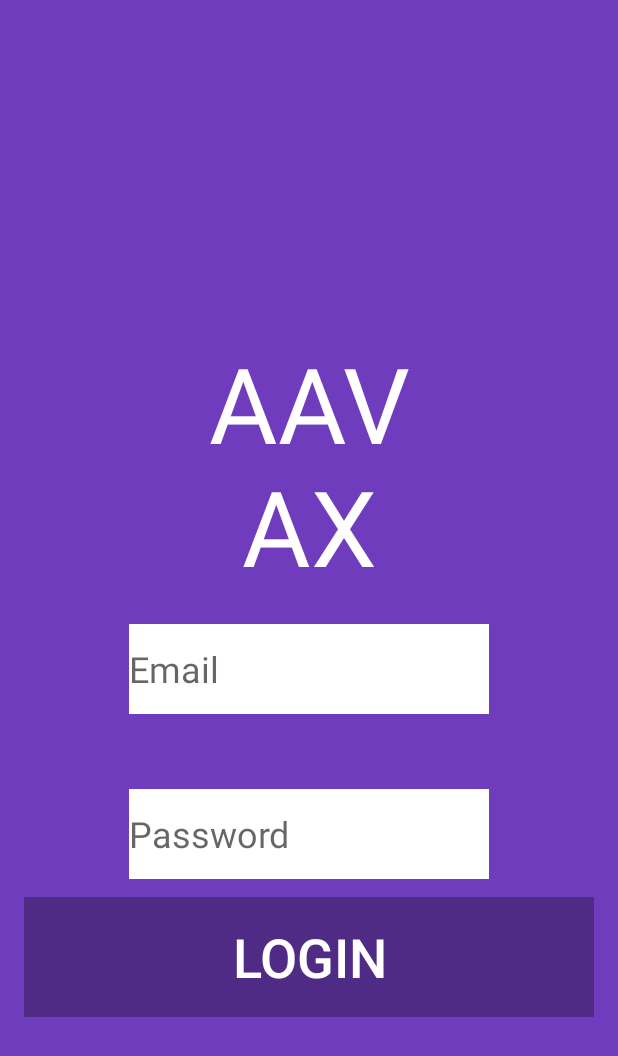
After one commit to lsscecilia/AAVax, an Android app: the LoginActivity screen opened directly, with no data from a screen before it, on a phone screen of 412 x 824 dp. The commit adds this screen. Shown: the top 1056 px of the screen. Run offline under Robolectric (Android 15) with nearby library versions, the phone set to English and light mode, and no system bars.

Commit message:
login page

```diff
--- a/app/build.gradle
+++ b/app/build.gradle
@@ -26,6 +26,8 @@
     implementation 'androidx.constraintlayout:constraintlayout:1.1.3'
     implementation 'androidx.vectordrawable:vectordrawable:1.1.0'
     implementation 'androidx.legacy:legacy-support-v4:1.0.0'
+    implementation 'androidx.annotation:annotation:1.1.0'
+    implementation 'androidx.lifecycle:lifecycle-extensions:2.2.0'
     testImplementation 'junit:junit:4.12'
     androidTestImplementation 'androidx.test:runner:1.2.0'
     androidTestImplementation 'androidx.test.espresso:espresso-core:3.2.0'
--- a/app/src/main/AndroidManifest.xml
+++ b/app/src/main/AndroidManifest.xml
@@ -10,6 +10,9 @@
         android:supportsRtl="true"
         android:theme="@style/AppTheme">
         <activity
+            android:name=".ui.login.LoginActivity"
+            android:label="@string/title_activity_login"></activity>
+        <activity
             android:name=".ui.MainActivity"
             android:label="@string/app_name">
             <intent-filter>
--- /dev/null
+++ b/app/src/main/java/com/example/aavax/data/LoginRepository.java
@@ -0,0 +1,54 @@
+package com.example.aavax.data;
+
+import com.example.aavax.data.model.LoggedInUser;
+
+/**
+ * Class that requests authentication and user information from the remote data source and
+ * maintains an in-memory cache of login status and user credentials information.
+ */
+public class LoginRepository {
+
+    private static volatile LoginRepository instance;
+
+    private LoginDataSource dataSource;
+
+    // If user credentials will be cached in local storage, it is recommended it be encrypted
+    // @see https://developer.android.com/training/articles/keystore
+    private LoggedInUser user = null;
+
+    // private constructor : singleton access
+    private LoginRepository(LoginDataSource dataSource) {
+        this.dataSource = dataSource;
+    }
+
+    public static LoginRepository getInstance(LoginDataSource dataSource) {
+        if (instance == null) {
+            instance = new LoginRepository(dataSource);
+        }
+        return instance;
+    }
+
+    public boolean isLoggedIn() {
+        return user != null;
+    }
+
+    public void logout() {
+        user = null;
+        dataSource.logout();
+    }
+
+    private void setLoggedInUser(LoggedInUser user) {
+        this.user = user;
+        // If user credentials will be cached in local storage, it is recommended it be encrypted
+        // @see https://developer.android.com/training/articles/keystore
+    }
+
+    public Result<LoggedInUser> login(String username, String password) {
+        // handle login
+        Result<LoggedInUser> result = dataSource.login(username, password);
+        if (result instanceof Result.Success) {
+            setLoggedInUser(((Result.Success<LoggedInUser>) result).getData());
+        }
+        return result;
+    }
+}
--- /dev/null
+++ b/app/src/main/java/com/example/aavax/ui/login/LoginActivity.java
@@ -0,0 +1,131 @@
+package com.example.aavax.ui.login;
+
+import android.app.Activity;
+
+import androidx.lifecycle.Observer;
+import androidx.lifecycle.ViewModelProviders;
+
+import android.os.Bundle;
+
+import androidx.annotation.Nullable;
+import androidx.annotation.StringRes;
+import androidx.appcompat.app.AppCompatActivity;
+
+import android.text.Editable;
+import android.text.TextWatcher;
+import android.view.KeyEvent;
+import android.view.View;
+import android.view.inputmethod.EditorInfo;
+import android.widget.Button;
+import android.widget.EditText;
+import android.widget.ProgressBar;
+import android.widget.TextView;
+import android.widget.Toast;
+
+import com.example.aavax.R;
+import com.example.aavax.ui.login.LoginViewModel;
+import com.example.aavax.ui.login.LoginViewModelFactory;
+
+public class LoginActivity extends AppCompatActivity {
+
+    private LoginViewModel loginViewModel;
+
+    @Override
+    public void onCreate(Bundle savedInstanceState) {
+        super.onCreate(savedInstanceState);
+        setContentView(R.layout.activity_login);
+        loginViewModel = ViewModelProviders.of(this, new LoginViewModelFactory())
+                .get(LoginViewModel.class);
+
+        final EditText usernameEditText = findViewById(R.id.username);
+        final EditText passwordEditText = findViewById(R.id.password);
+        final Button loginButton = findViewById(R.id.login);
+        final ProgressBar loadingProgressBar = findViewById(R.id.loading);
+
+        loginViewModel.getLoginFormState().observe(this, new Observer<LoginFormState>() {
+            @Override
+            public void onChanged(@Nullable LoginFormState loginFormState) {
+                if (loginFormState == null) {
+                    return;
+                }
+                loginButton.setEnabled(loginFormState.isDataValid());
+                if (loginFormState.getUsernameError() != null) {
+                    usernameEditText.setError(getString(loginFormState.getUsernameError()));
+                }
+                if (loginFormState.getPasswordError() != null) {
+                    passwordEditText.setError(getString(loginFormState.getPasswordError()));
+                }
+            }
+        });
+
+        loginViewModel.getLoginResult().observe(this, new Observer<LoginResult>() {
+            @Override
+            public void onChanged(@Nullable LoginResult loginResult) {
+                if (loginResult == null) {
+                    return;
+                }
+                loadingProgressBar.setVisibility(View.GONE);
+                if (loginResult.getError() != null) {
+                    showLoginFailed(loginResult.getError());
+                }
+                if (loginResult.getSuccess() != null) {
+                    updateUiWithUser(loginResult.getSuccess());
+                }
+                setResult(Activity.RESULT_OK);
+
+                //Complete and destroy login activity once successful
+                finish();
+            }
+        });
+
+        TextWatcher afterTextChangedListener = new TextWatcher() {
+            @Override
+            public void beforeTextChanged(CharSequence s, int start, int count, int after) {
+                // ignore
+            }
+
+            @Override
+            public void onTextChanged(CharSequence s, int start, int before, int count) {
+                // ignore
+            }
+
+            @Override
+            public void afterTextChanged(Editable s) {
+                loginViewModel.loginDataChanged(usernameEditText.getText().toString(),
+                        passwordEditText.getText().toString());
+            }
+        };
+        usernameEditText.addTextChangedListener(afterTextChangedListener);
+        passwordEditText.addTextChangedListener(afterTextChangedListener);
+        passwordEditText.setOnEditorActionListener(new TextView.OnEditorActionListener() {
+
+            @Override
+            public boolean onEditorAction(TextView v, int actionId, KeyEvent event) {
+                if (actionId == EditorInfo.IME_ACTION_DONE) {
+                    loginViewModel.login(usernameEditText.getText().toString(),
+                            passwordEditText.getText().toString());
+                }
+                return false;
+            }
+        });
+
+        loginButton.setOnClickListener(new View.OnClickListener() {
+            @Override
+            public void onClick(View v) {
+                loadingProgressBar.setVisibility(View.VISIBLE);
+                loginViewModel.login(usernameEditText.getText().toString(),
+                        passwordEditText.getText().toString());
+            }
+        });
+    }
+
+    private void updateUiWithUser(LoggedInUserView model) {
+        String welcome = getString(R.string.welcome) + model.getDisplayName();
+        // TODO : initiate successful logged in experience
+        Toast.makeText(getApplicationContext(), welcome, Toast.LENGTH_LONG).show();
+    }
+
+    private void showLoginFailed(@StringRes Integer errorString) {
+        Toast.makeText(getApplicationContext(), errorString, Toast.LENGTH_SHORT).show();
+    }
+}
--- /dev/null
+++ b/app/src/main/java/com/example/aavax/ui/login/LoginViewModel.java
@@ -0,0 +1,70 @@
+package com.example.aavax.ui.login;
+
+import androidx.lifecycle.LiveData;
+import androidx.lifecycle.MutableLiveData;
+import androidx.lifecycle.ViewModel;
+
+import android.util.Patterns;
+
+import com.example.aavax.data.LoginRepository;
+import com.example.aavax.data.Result;
+import com.example.aavax.data.model.LoggedInUser;
+import com.example.aavax.R;
+
+public class LoginViewModel extends ViewModel {
+
+    private MutableLiveData<LoginFormState> loginFormState = new MutableLiveData<>();
+    private MutableLiveData<LoginResult> loginResult = new MutableLiveData<>();
+    private LoginRepository loginRepository;
+
+    LoginViewModel(LoginRepository loginRepository) {
+        this.loginRepository = loginRepository;
+    }
+
+    LiveData<LoginFormState> getLoginFormState() {
+        return loginFormState;
+    }
+
+    LiveData<LoginResult> getLoginResult() {
+        return loginResult;
+    }
+
+    public void login(String username, String password) {
+        // can be launched in a separate asynchronous job
+        Result<LoggedInUser> result = loginRepository.login(username, password);
+
+        if (result instanceof Result.Success) {
+            LoggedInUser data = ((Result.Success<LoggedInUser>) result).getData();
+            loginResult.setValue(new LoginResult(new LoggedInUserView(data.getDisplayName())));
+        } else {
+            loginResult.setValue(new LoginResult(R.string.login_failed));
+        }
+    }
+
+    public void loginDataChanged(String username, String password) {
+        if (!isUserNameValid(username)) {
+            loginFormState.setValue(new LoginFormState(R.string.invalid_username, null));
+        } else if (!isPasswordValid(password)) {
+            loginFormState.setValue(new LoginFormState(null, R.string.invalid_password));
+        } else {
+            loginFormState.setValue(new LoginFormState(true));
+        }
+    }
+
+    // A placeholder username validation check
+    private boolean isUserNameValid(String username) {
+        if (username == null) {
+            return false;
+        }
+        if (username.contains("@")) {
+            return Patterns.EMAIL_ADDRESS.matcher(username).matches();
+        } else {
+            return !username.trim().isEmpty();
+        }
+    }
+
+    // A placeholder password validation check
+    private boolean isPasswordValid(String password) {
+        return password != null && password.trim().length() > 5;
+    }
+}
--- /dev/null
+++ b/app/src/main/java/com/example/aavax/ui/login/LoginViewModelFactory.java
@@ -0,0 +1,26 @@
+package com.example.aavax.ui.login;
+
+import androidx.lifecycle.ViewModel;
+import androidx.lifecycle.ViewModelProvider;
+import androidx.annotation.NonNull;
+
+import com.example.aavax.data.LoginDataSource;
+import com.example.aavax.data.LoginRepository;
+
+/**
+ * ViewModel provider factory to instantiate LoginViewModel.
+ * Required given LoginViewModel has a non-empty constructor
+ */
+public class LoginViewModelFactory implements ViewModelProvider.Factory {
+
+    @NonNull
+    @Override
+    @SuppressWarnings("unchecked")
+    public <T extends ViewModel> T create(@NonNull Class<T> modelClass) {
+        if (modelClass.isAssignableFrom(LoginViewModel.class)) {
+            return (T) new LoginViewModel(LoginRepository.getInstance(new LoginDataSource()));
+        } else {
+            throw new IllegalArgumentException("Unknown ViewModel class");
+        }
+    }
+}
--- /dev/null
+++ b/app/src/main/res/layout/activity_login.xml
@@ -0,0 +1,154 @@
+<?xml version="1.0" encoding="utf-8"?>
+<androidx.constraintlayout.widget.ConstraintLayout xmlns:android="http://schemas.android.com/apk/res/android"
+    xmlns:app="http://schemas.android.com/apk/res-auto"
+    xmlns:tools="http://schemas.android.com/tools"
+    android:id="@+id/container"
+    android:layout_width="match_parent"
+    android:layout_height="match_parent"
+    android:paddingLeft="@dimen/activity_horizontal_margin"
+    android:paddingTop="@dimen/activity_vertical_margin"
+    android:paddingRight="@dimen/activity_horizontal_margin"
+    android:paddingBottom="@dimen/activity_vertical_margin"
+    android:background="@color/colorPrimary"
+    tools:context=".ui.login.LoginActivity">
+
+    <Button
+        android:id="@+id/login"
+        android:layout_width="500dp"
+        android:layout_height="80dp"
+        android:layout_gravity="start"
+        android:layout_marginStart="48dp"
+        android:layout_marginEnd="48dp"
+        android:layout_marginBottom="64dp"
+        android:background="@color/colorPrimaryDark"
+        android:enabled="false"
+        android:text="@string/title_activity_login"
+        android:textAllCaps="true"
+        android:textColor="#FFFFFF"
+        android:textSize="36sp"
+        app:layout_constraintBottom_toBottomOf="parent"
+        app:layout_constraintEnd_toEndOf="parent"
+        app:layout_constraintStart_toStartOf="parent"
+        app:layout_constraintTop_toBottomOf="@+id/password"
+        app:layout_constraintVertical_bias="0.153" />
+
+    <TextView
+        android:id="@+id/link_signup"
+        android:layout_width="0dp"
+        android:layout_height="34dp"
+        android:layout_marginStart="50dp"
+        android:layout_marginLeft="50dp"
+        android:layout_marginTop="16dp"
+        android:layout_marginEnd="340dp"
+        android:layout_marginRight="340dp"
+        android:layout_marginBottom="236dp"
+        android:text="@string/create_account"
+        android:textColor="@color/white"
+        android:textSize="20sp"
+        app:layout_constraintBottom_toBottomOf="parent"
+        app:layout_constraintEnd_toEndOf="parent"
+        app:layout_constraintHorizontal_bias="1.0"
+        app:layout_constraintStart_toStartOf="parent"
+        app:layout_constraintTop_toBottomOf="@+id/login"
+        app:layout_constraintVertical_bias="0.0" />
+
+    <TextView
+        android:id="@+id/forgot_password"
+        android:layout_width="0dp"
+        android:layout_height="34dp"
+        android:layout_marginStart="410dp"
+        android:layout_marginLeft="410dp"
+        android:layout_marginTop="16dp"
+        android:layout_marginEnd="30dp"
+        android:layout_marginRight="30dp"
+        android:layout_marginBottom="236dp"
+        android:text="@string/forgot_password"
+        android:textColor="@color/white"
+        android:textSize="20sp"
+        app:layout_constraintBottom_toBottomOf="parent"
+        app:layout_constraintEnd_toEndOf="parent"
+        app:layout_constraintHorizontal_bias="1.0"
+        app:layout_constraintStart_toStartOf="parent"
+        app:layout_constraintTop_toBottomOf="@+id/login"
+        app:layout_constraintVertical_bias="0.0" />
+
+    <TextView
+        android:id="@+id/appName"
+        android:layout_width="0dp"
+        android:layout_height="wrap_content"
+        android:layout_marginStart="110dp"
+        android:layout_marginLeft="110dp"
+        android:layout_marginTop="205dp"
+        android:layout_marginEnd="110dp"
+        android:layout_marginRight="110dp"
+        android:layout_marginBottom="15dp"
+        android:gravity="center_horizontal"
+        android:text="@string/app_name"
+        android:textAppearance="@style/TextAppearance.AppCompat.Display2"
+        android:textColor="@color/white"
+        android:textSize="70sp"
+        app:layout_constraintBottom_toTopOf="@+id/username"
+        app:layout_constraintEnd_toEndOf="parent"
+        app:layout_constraintStart_toStartOf="parent"
+        app:layout_constraintTop_toTopOf="parent"
+        app:layout_constraintVertical_bias="0.24" />
+
+    <EditText
+        android:id="@+id/password"
+        android:layout_width="0dp"
+        android:layout_height="60dp"
+        android:layout_marginStart="70dp"
+        android:layout_marginLeft="70dp"
+
+        android:layout_marginTop="50dp"
+        android:layout_marginEnd="70dp"
+        android:layout_marginRight="70dp"
+        android:background="@color/white"
+        android:hint="@string/prompt_password"
+        android:imeActionLabel="@string/action_sign_in_short"
+        android:imeOptions="actionDone"
+        android:inputType="textPassword"
+        android:selectAllOnFocus="true"
+        android:textSize="24sp"
+        app:layout_constraintEnd_toEndOf="parent"
+        app:layout_constraintStart_toStartOf="parent"
+        app:layout_constraintTop_toBottomOf="@+id/username" />
+
+    <EditText
+        android:id="@+id/username"
+        android:layout_width="0dp"
+        android:layout_height="60dp"
+        android:layout_marginStart="70dp"
+        android:layout_marginLeft="70dp"
+        android:layout_marginTop="400dp"
+
+        android:layout_marginEnd="70dp"
+        android:layout_marginRight="70dp"
+        android:background="@color/white"
+        android:hint="@string/prompt_email"
+        android:inputType="textEmailAddress"
+        android:selectAllOnFocus="true"
+        android:textSize="24sp"
+        app:layout_constraintBottom_toTopOf="@+id/password"
+        app:layout_constraintEnd_toEndOf="parent"
+        app:layout_constraintStart_toStartOf="parent"
+        app:layout_constraintTop_toTopOf="parent" />
+
+    <ProgressBar
+        android:id="@+id/loading"
+        style="?android:attr/progressBarStyle"
+        android:layout_width="wrap_content"
+        android:layout_height="wrap_content"
+        android:layout_marginStart="291dp"
+        android:layout_marginLeft="291dp"
+        android:layout_marginTop="30dp"
+        android:layout_marginEnd="284dp"
+        android:layout_marginRight="284dp"
+        android:layout_marginBottom="2dp"
+        android:visibility="invisible"
+        app:layout_constraintBottom_toTopOf="@+id/username"
+        app:layout_constraintEnd_toEndOf="parent"
+        app:layout_constraintStart_toStartOf="parent"
+        app:layout_constraintTop_toBottomOf="@+id/appName" />
+
+</androidx.constraintlayout.widget.ConstraintLayout>
--- a/app/src/main/res/values/colors.xml
+++ b/app/src/main/res/values/colors.xml
@@ -1,6 +1,7 @@
 <?xml version="1.0" encoding="utf-8"?>
 <resources>
-    <color name="colorPrimary">#673AB7</color>
+    <color name="colorPrimary">#6F3CBD</color>
+    <color name="colorPrimaryDark">#4F2B86</color>
     <color name="appBackground">#E9EBEE</color>
     <color name="white">#FFFFFF</color>
 
--- a/app/src/main/res/values/strings.xml
+++ b/app/src/main/res/values/strings.xml
@@ -1,5 +1,5 @@
 <resources>
-    <string name="app_name">AAVax</string>
+    <string name="app_name">AAVAX</string>
     <string name="title_home">Home</string>
     <string name="title_travel">Travel</string>
     <string name="title_reminders">Reminders</string>
@@ -9,4 +9,15 @@
 
     <!-- TODO: Remove or change this placeholder text -->
     <string name="hello_blank_fragment">Hello blank fragment</string>
+    <string name="title_activity_login">Login</string>
+    <string name="create_account">Create account</string>
+    <string name="forgot_password">"Forgot password\?"</string>
+    <string name="prompt_email">Email</string>
+    <string name="prompt_password">Password</string>
+    <string name="action_sign_in">Sign in or register</string>
+    <string name="action_sign_in_short">Sign in</string>
+    <string name="welcome">"Welcome !"</string>
+    <string name="invalid_username">Not a valid username</string>
+    <string name="invalid_password">Password must be >5 characters</string>
+    <string name="login_failed">"Login failed"</string>
 </resources>
```
Also changed, not shown: app/src/main/java/com/example/aavax/data/LoginDataSource.java (added, +29 -0 lines), app/src/main/java/com/example/aavax/data/Result.java (added, +48 -0 lines), app/src/main/java/com/example/aavax/data/model/LoggedInUser.java (added, +23 -0 lines), app/src/main/java/com/example/aavax/ui/login/LoggedInUserView.java (added, +17 -0 lines), app/src/main/java/com/example/aavax/ui/login/LoginFormState.java (added, +40 -0 lines), app/src/main/java/com/example/aavax/ui/login/LoginResult.java (added, +31 -0 lines).
